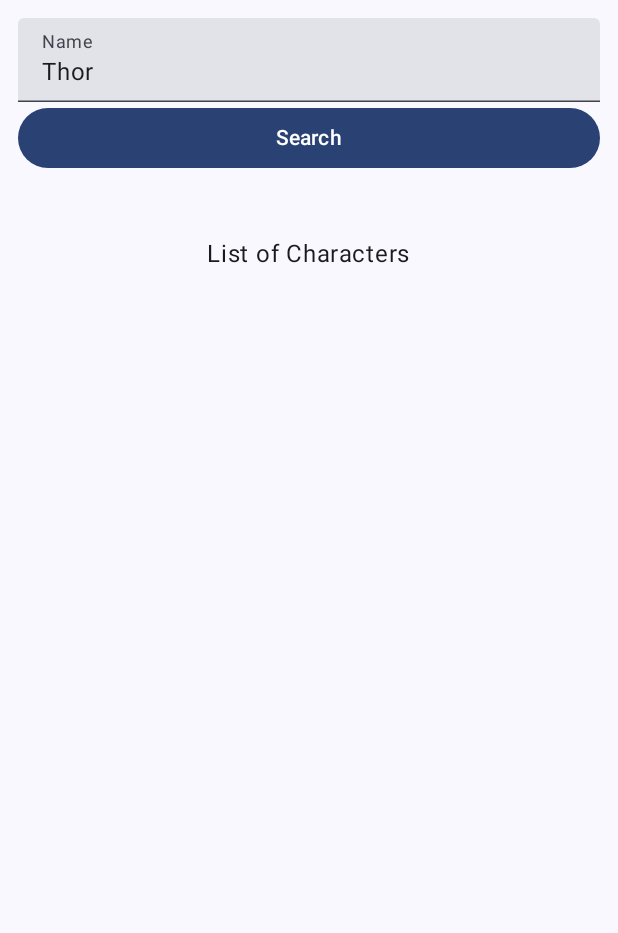
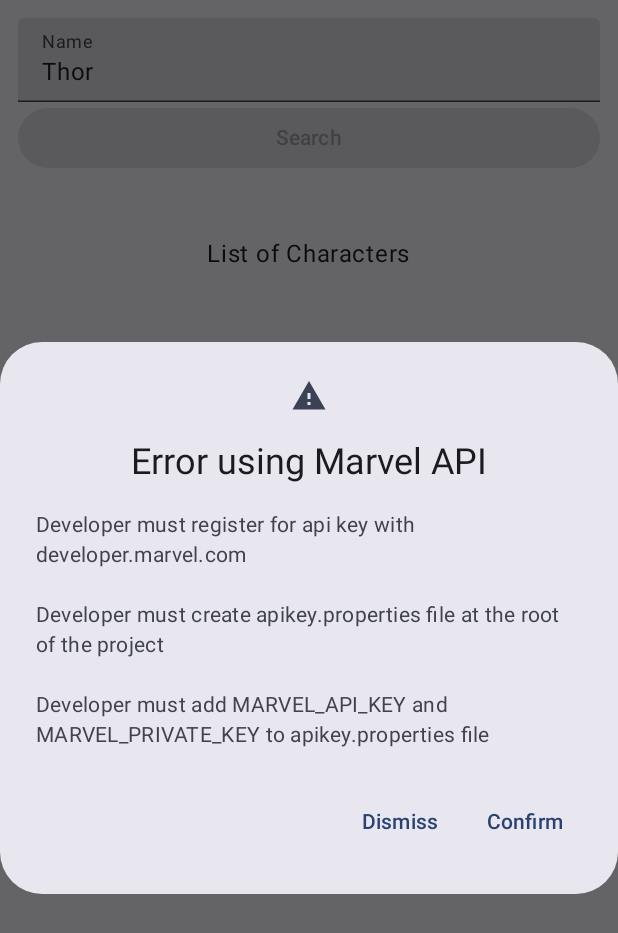
Before and after one commit to UCFJoeCoder/lets-try-it, an Android app built with Jetpack Compose: the screen it shows after launch (MainActivity), on a phone screen of 412 x 824 dp. Shown: the top 933 px of the screen. Run offline under Robolectric (Android 15) with nearby library versions, the phone set to English and light mode, and no system bars.

Commit message:
bug fix for private api key. Add message to user if they do not have the api key

```diff
--- a/app/src/main/java/com/ucfjoe/letstryit/marvel/Constants.kt
+++ b/app/src/main/java/com/ucfjoe/letstryit/marvel/Constants.kt
@@ -12,7 +12,7 @@ class Constants {
         val ts = Timestamp(System.currentTimeMillis()).time.toString()
 
         const val API_KEY = BuildConfig.MARVEL_API_KEY
-        private const val PRIVATE_KEY = BuildConfig.MARVEL_API_KEY
+        const val PRIVATE_KEY = BuildConfig.MARVEL_PRIVATE_KEY
         //const val limit = 100
 
         fun hash(): String {
--- a/app/src/main/java/com/ucfjoe/letstryit/marvel/MarvelScreen.kt
+++ b/app/src/main/java/com/ucfjoe/letstryit/marvel/MarvelScreen.kt
@@ -65,6 +65,14 @@ fun MarvelScreen() {
             }
         }
 
+        if (Constants.API_KEY.isBlank()) {
+            errorMessage =
+                "Developer must register for api key with developer.marvel.com\n\n" +
+                        "Developer must create apikey.properties file at the root of the project\n\n" +
+                        "Developer must add MARVEL_API_KEY and MARVEL_PRIVATE_KEY to apikey.properties file"
+            showMessageDialog.value = true
+        }
+
         Column(
             modifier = Modifier.padding(paddingValues)
         )
@@ -90,6 +98,7 @@ fun MarvelScreen() {
             )
             Button(
                 modifier = Modifier.fillMaxWidth(),
+                enabled = Constants.API_KEY.isNotBlank(),
                 onClick = {
                     if (searchText.isNotBlank()) {
                         coroutineScope.launch {
```
